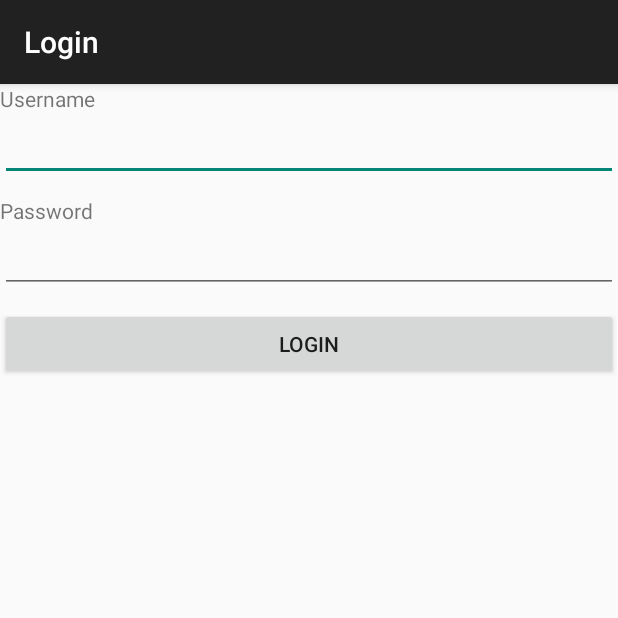
After one commit to bmle/hackbrown2016, an Android app: the Login screen opened directly, with no data from a screen before it, on a phone screen of 412 x 824 dp, the top half of it. The commit adds this screen. Run offline under Robolectric (Android 15) with nearby library versions, the phone set to English and light mode, and no system bars.

Commit message:
Login Page
Making the login in page

```diff
--- /dev/null
+++ b/app/src/main/java/bmle/hackbrown2016/Login.java
@@ -0,0 +1,14 @@
+package bmle.hackbrown2016;
+
+import android.os.Bundle;
+import android.support.v7.app.ActionBarActivity;
+
+public class Login extends ActionBarActivity {
+
+    @Override
+    protected void onCreate(Bundle savedInstanceState) {
+        super.onCreate(savedInstanceState);
+        setContentView(R.layout.activity_login);
+    }
+
+}
--- /dev/null
+++ b/app/src/main/res/layout/activity_login.xml
@@ -0,0 +1,37 @@
+<?xml version="1.0" encoding="utf-8"?>
+<LinearLayout xmlns:android="http://schemas.android.com/apk/res/android"
+    xmlns:tools="http://schemas.android.com/tools"
+    android:orientation = "vertical"
+    android:layout_height="match_parent"
+    android:paddings="10dp"
+    android:layout_width="match_parent">
+
+    <TextView
+        android:layout_width="wrap_content"
+        android:text="Username"
+        android:layout_height="wrap_content" />
+
+    <EditText
+        android:id="@+id/Username"
+        android:layout_width="match_parent"
+        android:layout_marginBottom="10dp"
+        android:layout_height="wrap_content" />
+
+    <TextView
+        android:layout_width="wrap_content"
+        android:text="Password"
+        android:layout_height="wrap_content" />
+
+    <EditText
+        android:id="@+id/Password"
+        android:layout_width="match_parent"
+        android:layout_marginBottom="10dp"
+        android:layout_height="wrap_content" />
+
+    <Button
+        android:id="@+id/bLogin"
+        android:text="Login"
+        android:layout_width="match_parent"
+        android:layout_height="wrap_content" />
+
+</LinearLayout>
--- a/app/src/main/res/layout/activity_main.xml
+++ b/app/src/main/res/layout/activity_main.xml
@@ -5,7 +5,4 @@
     android:paddingTop="@dimen/activity_vertical_margin"
     android:paddingBottom="@dimen/activity_vertical_margin" tools:context=".MainActivity">
 
-    <TextView android:text="@string/hello_world" android:layout_width="wrap_content"
-        android:layout_height="wrap_content" />
-
 </RelativeLayout>
--- a/app/src/main/res/values/strings.xml
+++ b/app/src/main/res/values/strings.xml
@@ -1,8 +1,10 @@
 <?xml version="1.0" encoding="utf-8"?>
 <resources>
 
-    <string name="app_name">Hackbrown2016</string>
+    <string name="app_name">HelpMe App</string>
     <string name="hello_world">Hello world!</string>
     <string name="action_settings">Settings</string>
+    <string name="title_activity_login">Login</string>
+    <string name="title_activity_register">register</string>
 
 </resources>
--- a/build.gradle
+++ b/build.gradle
@@ -5,7 +5,7 @@ buildscript {
         jcenter()
     }
     dependencies {
-        classpath 'com.android.tools.build:gradle:1.0.0'
+        classpath 'com.android.tools.build:gradle:1.5.0'
 
         // NOTE: Do not place your application dependencies here; they belong
         // in the individual module build.gradle files
```
Also changed, not shown: app/src/main/AndroidManifest.xml (+7 -0 lines), app/src/main/java/bmle/hackbrown2016/register.java (added, +14 -0 lines), app/src/main/res/layout/activity_register.xml (added, +13 -0 lines), app/src/main/java/bmle/hackbrown2016/MainActivity.java (line endings or trailing spaces), 2 other files.
